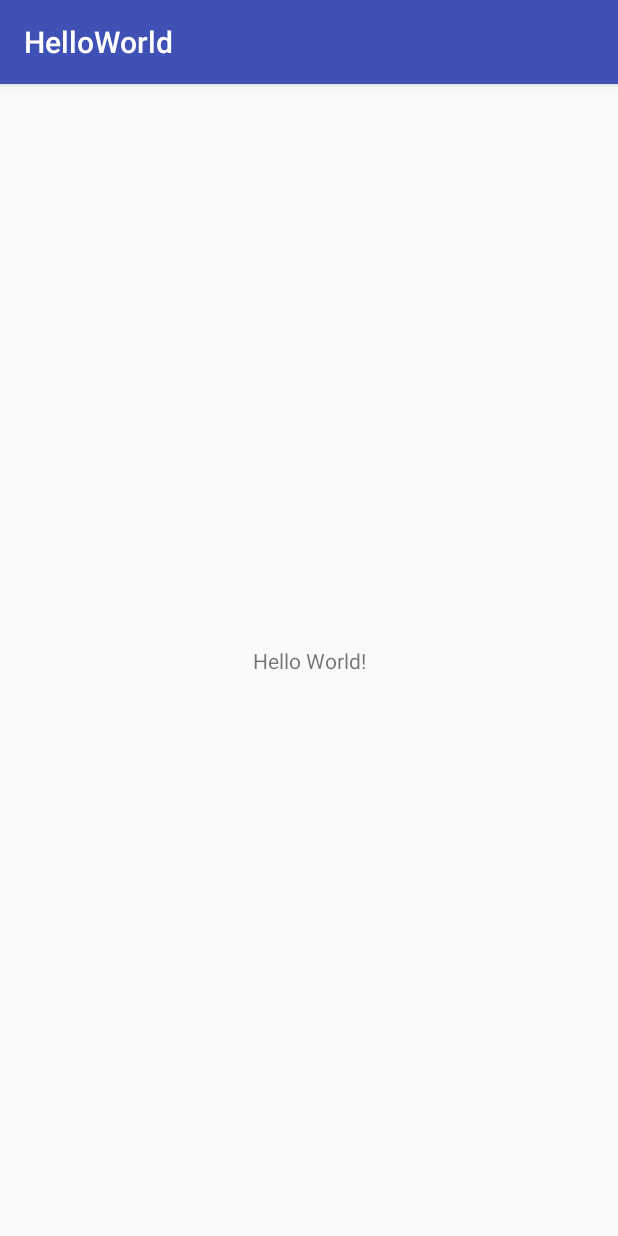
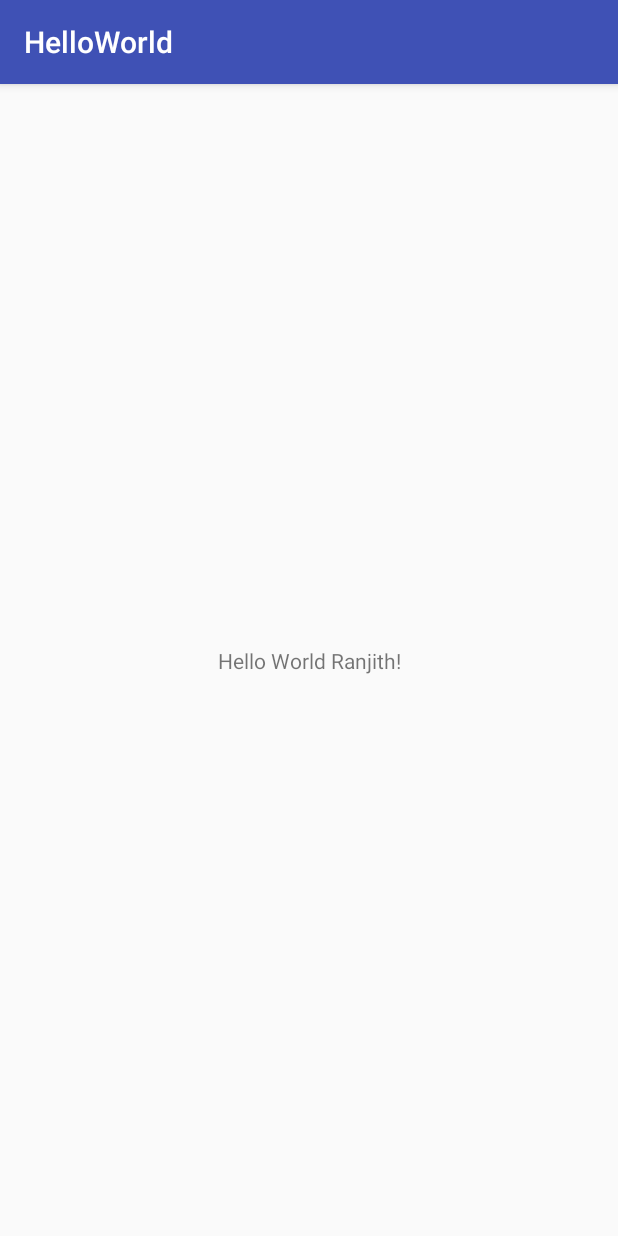
Before and after one commit to RanjithDevadiga/HelloWorld, an Android app: the screen it shows after launch (MainActivity), on a phone screen of 412 x 824 dp. Run offline under Robolectric (Android 15) with nearby library versions, the phone set to English and light mode, and no system bars.

Commit message:
Changed Hello world to Hello world Ranjith

```diff
--- a/app/src/main/res/layout/activity_main.xml
+++ b/app/src/main/res/layout/activity_main.xml
@@ -9,7 +9,7 @@
     <TextView
         android:layout_width="wrap_content"
         android:layout_height="wrap_content"
-        android:text="Hello World!"
+        android:text="Hello World Ranjith!"
         app:layout_constraintBottom_toBottomOf="parent"
         app:layout_constraintLeft_toLeftOf="parent"
         app:layout_constraintRight_toRightOf="parent"
```
